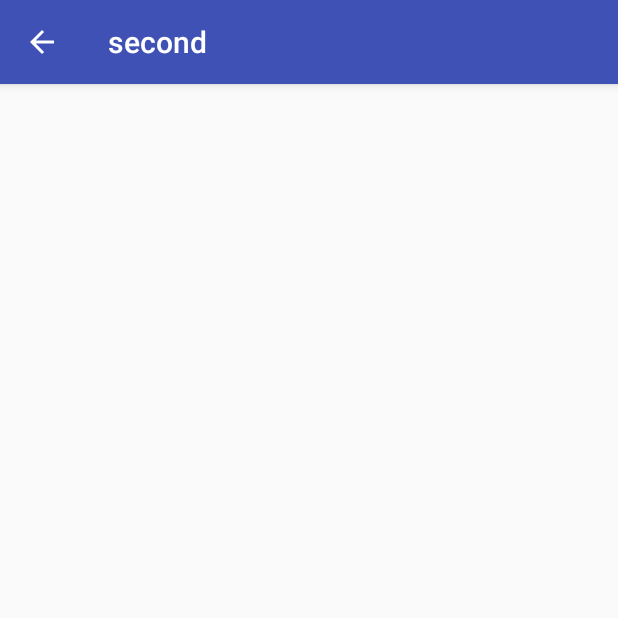
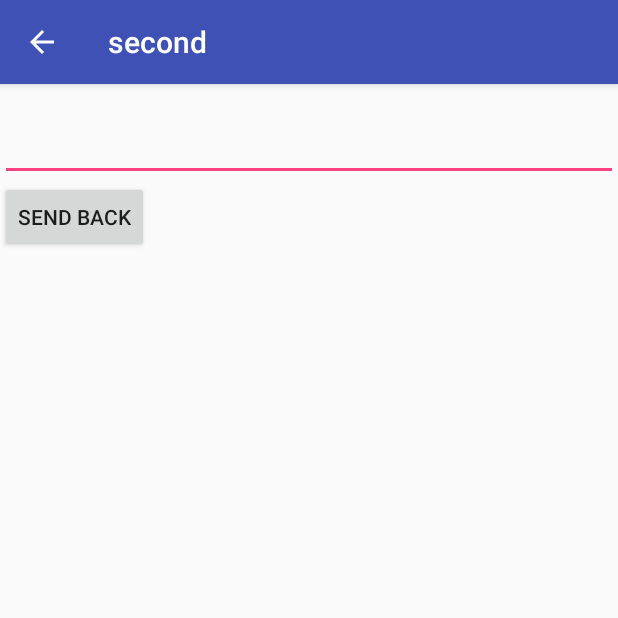
Before and after one commit to xuejuan1981/Activitysecond, an Android app: the screen it shows after launch (Activitysecond), after a tap on "启动第二个Activity", on a phone screen of 412 x 824 dp, the top half of it. Run offline under Robolectric (Android 15) with nearby library versions, the phone set to English and light mode, and no system bars.

Commit message:
简陋版的Intent返回值

```diff
--- a/app/src/main/java/com/example/lsx/activity/Activitysecond.java
+++ b/app/src/main/java/com/example/lsx/activity/Activitysecond.java
@@ -1,9 +1,13 @@
 package com.example.lsx.activity;
 
+import android.content.Intent;
 import android.os.Bundle;
 import android.os.PersistableBundle;
 import android.support.annotation.Nullable;
 import android.support.v7.app.AppCompatActivity;
+import android.view.View;
+import android.widget.Button;
+import android.widget.EditText;
 import android.widget.TextView;
 import android.widget.Toast;
 
@@ -11,19 +15,33 @@ import android.widget.Toast;
  * Created by lsx on 2016/7/22.
  */
 public class Activitysecond extends AppCompatActivity {
-   private TextView textView;
-
+   private TextView mTextView;
+   private Button mSendBackButton;
+    private EditText mNameEditText;
 
     @Override
     protected void onCreate(@Nullable Bundle savedInstanceState) {
         super.onCreate(savedInstanceState);
-         setContentView(R.layout.second_activity);
+        setContentView(R.layout.second_activity);
         String inforcontent = getIntent().getStringExtra(MainActivity.BOOK_NAME_OF_CATEGORY_PHYSICAL);
-        textView =(TextView) findViewById(R.id.second_activity_text_view);
-        textView.setText(inforcontent);
+        mTextView = (TextView) findViewById(R.id.second_activity_text_view);
+        mTextView.setText(inforcontent);
+
+        mNameEditText = (EditText) findViewById(R.id.second_activity_edit_text);
+        mSendBackButton = (Button) findViewById(R.id.second_activity_button);
+
+        mSendBackButton.setOnClickListener(new View.OnClickListener() {
+            @Override
+            public void onClick(View v) {
+                String name = mNameEditText.getText().toString();
+                Intent intent = new Intent();
+                intent.putExtra("back", name);
+                setResult(RESULT_OK, intent);
+                finish();
+            }
+        });
+
     }
 
 
-
-
 }
--- a/app/src/main/java/com/example/lsx/activity/MainActivity.java
+++ b/app/src/main/java/com/example/lsx/activity/MainActivity.java
@@ -26,12 +26,17 @@ public class MainActivity extends AppCompatActivity {
                 Log.d(TAG, "onClick: ");
                 Intent intent = new Intent(MainActivity.this,Activitysecond.class);
                 intent.putExtra(BOOK_NAME_OF_CATEGORY_PHYSICAL,editText.getText().toString());
-                startActivity(intent);
+                startActivityForResult(intent,0);
             }
         });
         }
 
+    @Override
+    protected void onActivityResult(int requestCode, int resultCode, Intent data) {
 
+        String name = data.getStringExtra("back");
+        Toast.makeText(this,name,Toast.LENGTH_SHORT).show();
+    }
 
     @Override
     protected void onStart() {
--- a/app/src/main/res/layout/second_activity.xml
+++ b/app/src/main/res/layout/second_activity.xml
@@ -7,4 +7,14 @@
     android:layout_width="match_parent"
     android:layout_height="wrap_content"
     android:text="haoxjxjxjxjxjxj"/>
+    <EditText
+        android:id="@+id/second_activity_edit_text"
+        android:layout_width="match_parent"
+        android:layout_height="wrap_content" />
+
+    <Button
+        android:id="@+id/second_activity_button"
+        android:layout_width="wrap_content"
+        android:layout_height="wrap_content"
+        android:text="send back"/>
 </LinearLayout>
```
